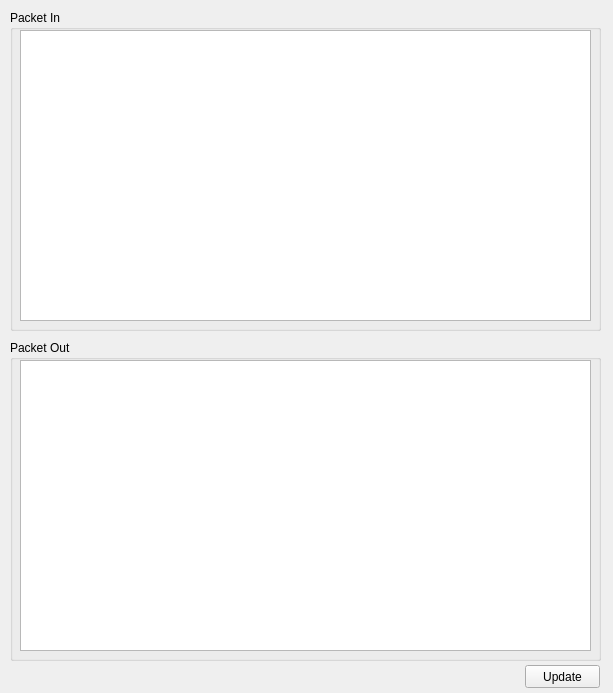
This is packetList/QtPacketList.ui in exp111/TS3PatchExtensions as Qt 5 draws it before an edit. The edited form follows.
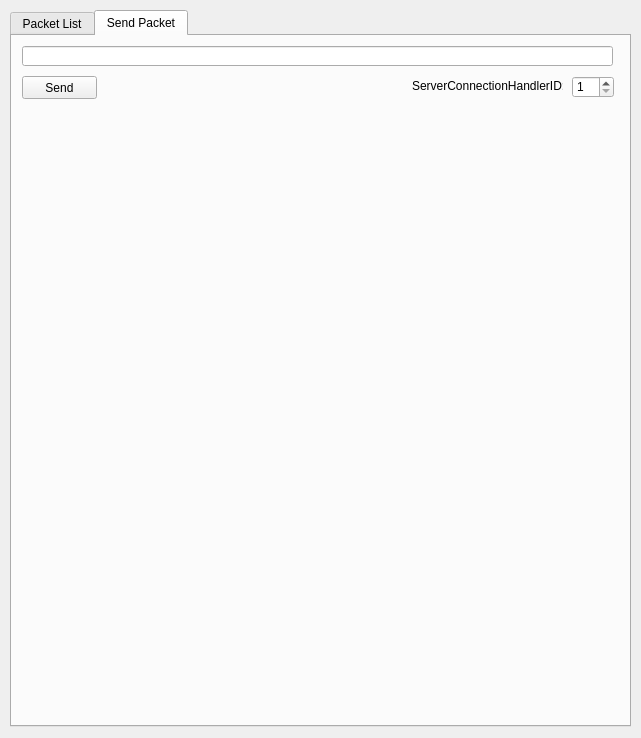
This is the edited form.

Commit message: sendCommand (it crashes but it looks nice ._.)

Patch:
```diff
--- a/packetList/QtPacketList.ui
+++ b/packetList/QtPacketList.ui
@@ -6,14 +6,30 @@
    <rect>
     <x>0</x>
     <y>0</y>
-    <width>613</width>
-    <height>693</height>
+    <width>641</width>
+    <height>738</height>
    </rect>
   </property>
   <property name="windowTitle">
    <string>Packet List</string>
   </property>
   <widget class="QWidget" name="centralWidget">
+   <widget class="QTabWidget" name="tabWidget">
+    <property name="geometry">
+     <rect>
+      <x>10</x>
+      <y>10</y>
+      <width>621</width>
+      <height>717</height>
+     </rect>
+    </property>
+    <property name="currentIndex">
+     <number>1</number>
+    </property>
+    <widget class="QWidget" name="packetListTab">
+     <attribute name="title">
+      <string>Packet List</string>
+     </attribute>
    <widget class="QGroupBox" name="packetInGroup">
     <property name="geometry">
      <rect>
@@ -88,7 +104,7 @@
    <widget class="QPushButton" name="updateButton">
     <property name="geometry">
      <rect>
-      <x>525</x>
+        <x>10</x>
       <y>665</y>
       <width>75</width>
       <height>23</height>
@@ -99,6 +115,62 @@
     </property>
    </widget>
   </widget>
+    <widget class="QWidget" name="sendCommandTab">
+     <attribute name="title">
+      <string>Send Packet</string>
+     </attribute>
+     <widget class="QLineEdit" name="sendCommandLine">
+      <property name="geometry">
+       <rect>
+        <x>10</x>
+        <y>10</y>
+        <width>591</width>
+        <height>20</height>
+       </rect>
+      </property>
+     </widget>
+     <widget class="QPushButton" name="sendButton">
+      <property name="geometry">
+       <rect>
+        <x>10</x>
+        <y>40</y>
+        <width>75</width>
+        <height>23</height>
+       </rect>
+      </property>
+      <property name="text">
+       <string>Send</string>
+      </property>
+     </widget>
+     <widget class="QSpinBox" name="sendSchidSpin">
+      <property name="geometry">
+       <rect>
+        <x>560</x>
+        <y>40</y>
+        <width>42</width>
+        <height>22</height>
+       </rect>
+      </property>
+      <property name="minimum">
+       <number>1</number>
+      </property>
+     </widget>
+     <widget class="QLabel" name="sendSchidLabel">
+      <property name="geometry">
+       <rect>
+        <x>400</x>
+        <y>40</y>
+        <width>151</width>
+        <height>20</height>
+       </rect>
+      </property>
+      <property name="text">
+       <string>ServerConnectionHandlerID:</string>
+      </property>
+     </widget>
+    </widget>
+   </widget>
+  </widget>
  </widget>
  <layoutdefault spacing="6" margin="11"/>
  <resources/>
```
Left out of the diff: 34 changed lines with no effect on the pictures. Lines whose indentation alone changed are shown as unchanged. The commit also changes 6 other files.
